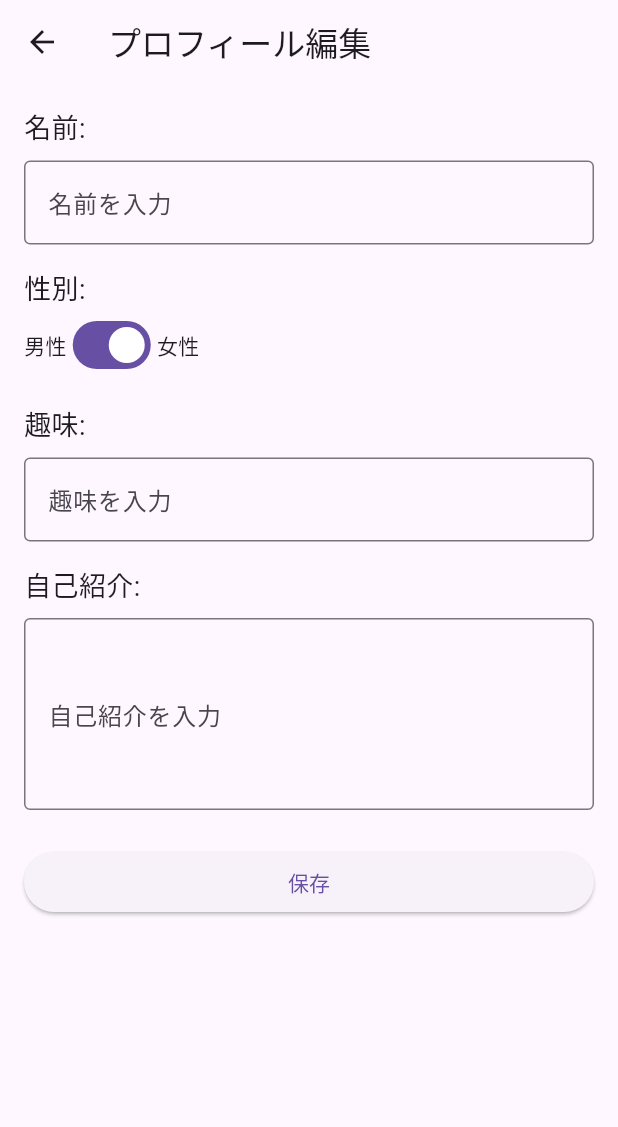
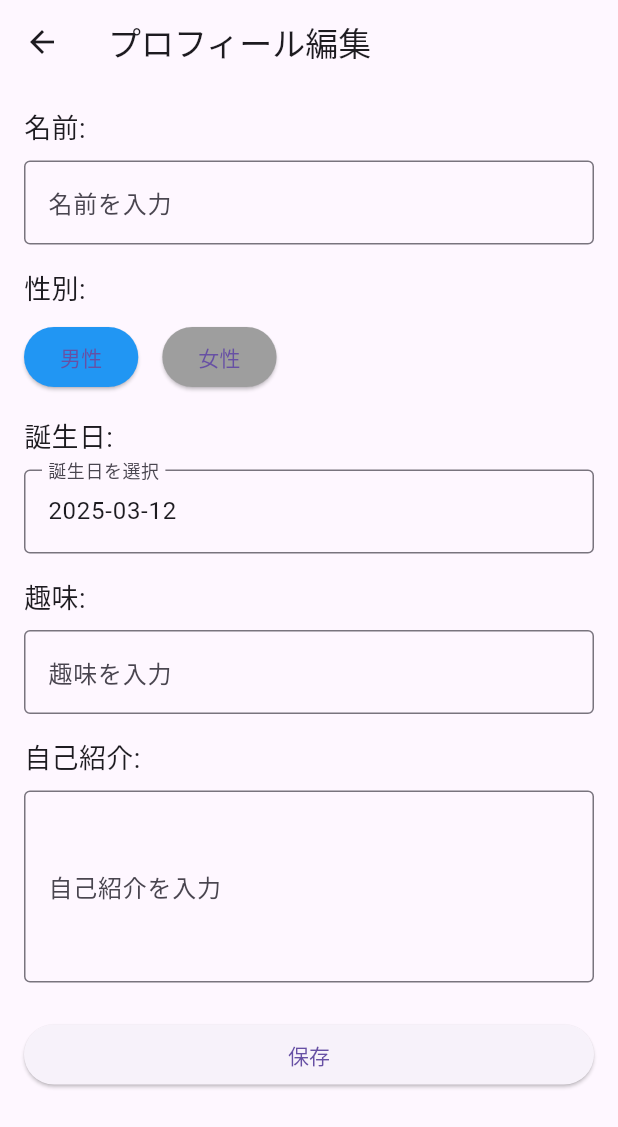
Before and after one commit to kuroda50/travel, a Flutter app: the ProfileScreen screen opened directly with empty values, after a tap on the "settings" icon, after a tap on "プロフィールを編集する", on a phone screen of 412 x 824 dp. Shown: the top 1127 px of the screen. Run offline on Flutter 3.47's test engine with Material 3 defaults, Android fonts, the phone set to English and light mode, and no system bars; our stand-ins replace cloud_firestore, device_preview, firebase_auth, firebase_core, go_router; accounts and stored records are empty; network calls fail.

Commit message:
fix_edit_profile

```diff
--- a/lib/router.dart
+++ b/lib/router.dart
@@ -25,7 +25,7 @@ import 'screens/edit_profile_screen.dart';
 import 'component/bottom_navigation_bar.dart';
 
 final GoRouter goRouter = GoRouter(
-  initialLocation: '/password-change',
+  initialLocation: '/edit-profile',
   routes: [
     GoRoute(
       path: '/login',
--- a/lib/screens/edit_profile_screen.dart
+++ b/lib/screens/edit_profile_screen.dart
@@ -12,8 +12,10 @@ class _EditProfileScreenState extends State<EditProfileScreen> {
   final TextEditingController _nameController = TextEditingController();
   final TextEditingController _hobbiesController = TextEditingController();
   final TextEditingController _bioController = TextEditingController();
-   // **性別スイッチの初期値**
+  // **性別の初期値**
   bool _isMale = true;
+  // **誕生日の初期値**
+  DateTime _selectedDate = DateTime.now();
 
   // **保存ボタンの処理**
   void _saveProfile() {
@@ -22,17 +24,34 @@ class _EditProfileScreenState extends State<EditProfileScreen> {
     final bio = _bioController.text;
 
     // ここでデータを保存する処理を実装できます。
-    // 例えば、APIに送信する、ローカルストレージに保存するなど
     print('名前: $name');
     print('趣味: $hobbies');
     print('自己紹介: $bio');
     print('性別: ${_isMale ? "男性" : "女性"}');
+    print('誕生日: ${_selectedDate.toLocal()}'); // 誕生日の表示
 
     // 保存が完了した後の処理
     ScaffoldMessenger.of(context).showSnackBar(
       SnackBar(content: Text('プロフィールが保存されました')),
     );
   }
+
+  // 日付選択ダイアログを開く関数
+  _selectDate(BuildContext context) async {
+    final DateTime? picked = await showDatePicker(
+      context: context,
+      initialDate: _selectedDate,
+      firstDate: DateTime(1900), // 1900年から選択可能
+      lastDate: DateTime.now(), // 現在の日付まで選択可能
+    );
+
+    if (picked != null && picked != _selectedDate) {
+      setState(() {
+        _selectedDate = picked; // 誕生日を更新
+      });
+    }
+  }
+
   @override
   Widget build(BuildContext context) {
     return Scaffold(
@@ -55,21 +74,55 @@ class _EditProfileScreenState extends State<EditProfileScreen> {
             ),
             SizedBox(height: 16),
 
-            // 性別選択スイッチ
+            // 性別選択ボタン（男性、女性）
             Text('性別:', style: TextStyle(fontSize: 18)),
+            SizedBox(height: 8),
             Row(
+              mainAxisAlignment: MainAxisAlignment.start,
               children: [
-                Text('男性'),
-                Switch(
-                  value: _isMale,
-                  onChanged: (bool value) {
+                ElevatedButton(
+                  onPressed: () {
                     setState(() {
-                      _isMale = value;
+                      _isMale = true;
                     });
                   },
+                  style: ElevatedButton.styleFrom(
+                    backgroundColor: _isMale ? Colors.blue : Colors.grey, // 選択中の色
+                  ),
+                  child: Text('男性'),
                 ),
-                Text('女性'),
+                SizedBox(width: 16),
+                ElevatedButton(
+                  onPressed: () {
+                    setState(() {
+                      _isMale = false;
+                    });
+                  },
+                  style: ElevatedButton.styleFrom(
+                    backgroundColor: !_isMale ? Colors.pink : Colors.grey, // 選択中の色
+                  ),
+                  child: Text('女性'),
+                ),
               ],
+            ),
+            SizedBox(height: 16),
+
+            // 誕生日選択
+            Text('誕生日:', style: TextStyle(fontSize: 18)),
+            SizedBox(height: 8),
+            GestureDetector(
+              onTap: () => _selectDate(context), // 日付選択を開始
+              child: AbsorbPointer(
+                child: TextField(
+                  controller: TextEditingController(
+                    text: "${_selectedDate.toLocal()}".split(' ')[0], // YYYY-MM-DDの形式で表示
+                  ),
+                  decoration: InputDecoration(
+                    border: OutlineInputBorder(),
+                    labelText: '誕生日を選択',
+                  ),
+                ),
+              ),
             ),
             SizedBox(height: 16),
 
```
